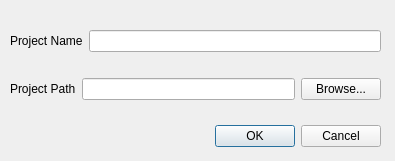
This is navi/gui/ui_src/new_project.ui in ivancrneto/tcc as Qt 5 draws it before an edit. The edited form follows.
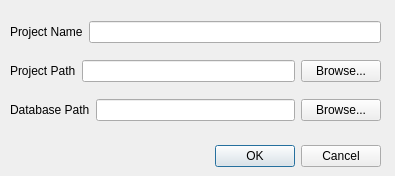
This is the edited form.

Commit message: initial part before doing the database filtering done

```diff
--- a/navi/gui/ui_src/new_project.ui
+++ b/navi/gui/ui_src/new_project.ui
@@ -7,7 +7,7 @@
     <x>0</x>
     <y>0</y>
     <width>395</width>
-    <height>161</height>
+    <height>176</height>
    </rect>
   </property>
   <property name="windowTitle">
@@ -17,7 +17,7 @@
    <property name="geometry">
     <rect>
      <x>40</x>
-     <y>120</y>
+     <y>140</y>
      <width>341</width>
      <height>32</height>
     </rect>
@@ -35,7 +35,7 @@
      <x>10</x>
      <y>10</y>
      <width>371</width>
-     <height>111</height>
+     <height>122</height>
     </rect>
    </property>
    <layout class="QVBoxLayout" name="verticalLayout">
@@ -66,7 +66,28 @@
        <widget class="QLineEdit" name="project_path"/>
       </item>
       <item>
-       <widget class="QPushButton" name="browse_button">
+       <widget class="QPushButton" name="browse_project_button">
+        <property name="text">
+         <string>Browse...</string>
+        </property>
+       </widget>
+      </item>
+     </layout>
+    </item>
+    <item>
+     <layout class="QHBoxLayout" name="horizontalLayout_4">
+      <item>
+       <widget class="QLabel" name="label">
+        <property name="text">
+         <string>Database Path</string>
+        </property>
+       </widget>
+      </item>
+      <item>
+       <widget class="QLineEdit" name="database_path"/>
+      </item>
+      <item>
+       <widget class="QPushButton" name="browse_database_button">
         <property name="text">
          <string>Browse...</string>
         </property>
```
The commit also changes 6 other files.
